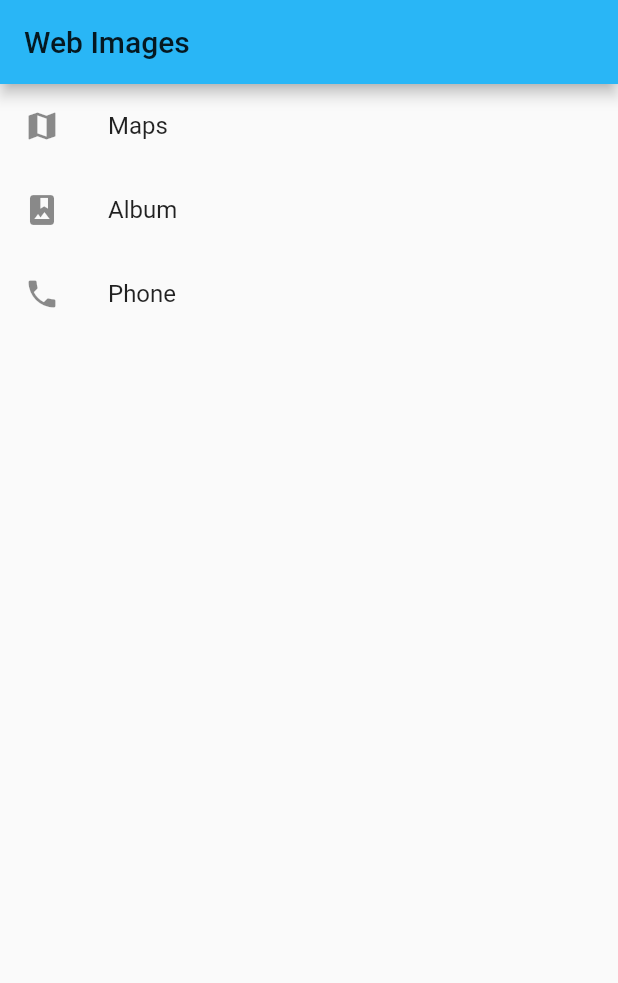
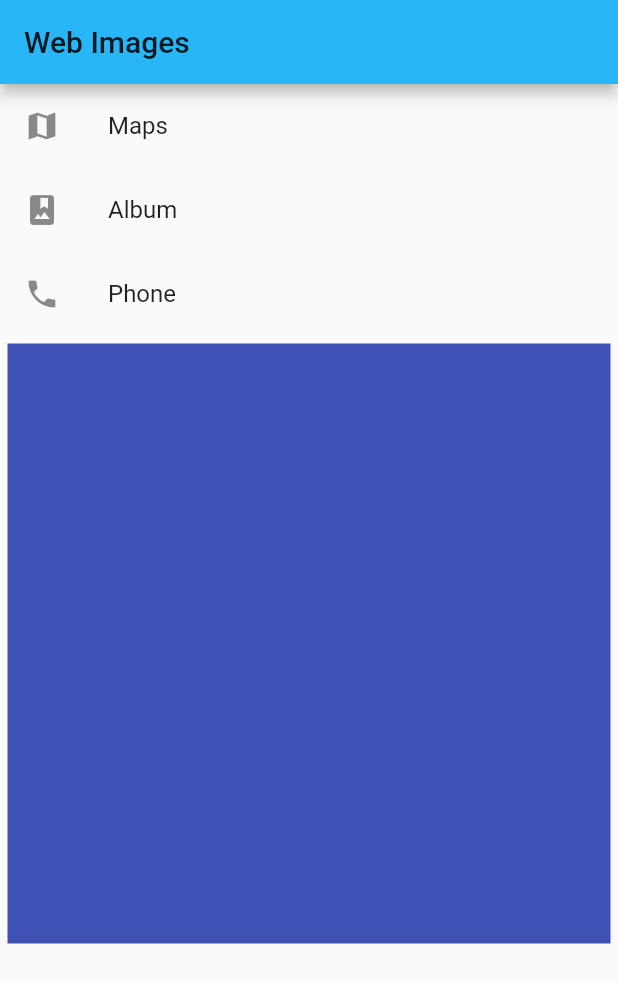
Before and after one commit to pepix/Flutter-Cookbook, a Flutter app: the screen it shows after launch, on a phone screen of 412 x 824 dp. Shown: the top 983 px of the screen. Run offline on Flutter 3.47's test engine with Material 2 defaults, Android fonts, the phone set to English and light mode, and no system bars; our stand-ins replace cached_network_image.

Commit message:
add a different element

```diff
--- a/lib/main.dart
+++ b/lib/main.dart
@@ -32,43 +32,50 @@ class MyApp extends StatelessWidget {
             new ListTile(
               leading: new Icon(Icons.phone),
               title: new Text("Phone"),
+            ),
+            new Row(
+              children: <Widget>[
+                new Expanded(
+                  child: new Container(
+                    height: 400.0,
+                    margin: const EdgeInsets.all(5.0),
+                    color: Colors.indigo,
+                  )
+                )
+//                new Expanded(
+//                  child: new GridView.count(
+//                    crossAxisCount: 2,
+//                    mainAxisSpacing: 8.0, // ColumnSpace
+//                    crossAxisSpacing: 8.0, // RowSpace
+//                    childAspectRatio: 1.0,
+//                    scrollDirection: Axis.vertical,
+//                    children: <Widget>[
+//                      new Container(
+//                        color: Colors.red,
+//                      ),
+//                      new Container(
+//                        color: Colors.blue,
+//                      ),
+//                      new Container(
+//                        color: Colors.yellow,
+//                      ),
+//                      new Container(
+//                        color: Colors.grey,
+//                      ),
+//                      new Container(
+//                        color: Colors.green,
+//                      ),
+//                      new Container(
+//                        color: Colors.pink,
+//                      ),
+//                    ],
+//                  ),
+//                ),
+              ],
             )
           ],
         )
 
-//        new Column(
-//          children: <Widget>[
-//            new Expanded(
-//              child: new GridView.count(
-//                crossAxisCount: 2,
-//                mainAxisSpacing: 8.0, // ColumnSpace
-//                crossAxisSpacing: 8.0, // RowSpace
-//                childAspectRatio: 1.0,
-//                scrollDirection: Axis.vertical,
-//                children: <Widget>[
-//                  new Container(
-//                    color: Colors.red,
-//                  ),
-//                  new Container(
-//                    color: Colors.blue,
-//                  ),
-//                  new Container(
-//                    color: Colors.yellow,
-//                  ),
-//                  new Container(
-//                    color: Colors.grey,
-//                  ),
-//                  new Container(
-//                    color: Colors.green,
-//                  ),
-//                  new Container(
-//                    color: Colors.pink,
-//                  ),
-//                ],
-//              ),
-//            ),
-//          ],
-//        )
 
         /*
         body: new Center(
```
